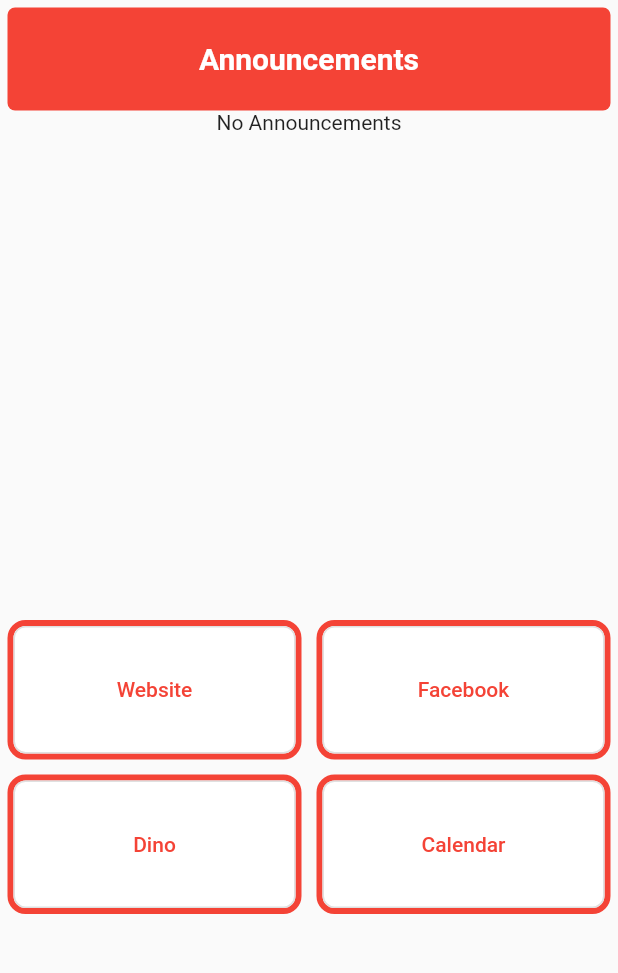
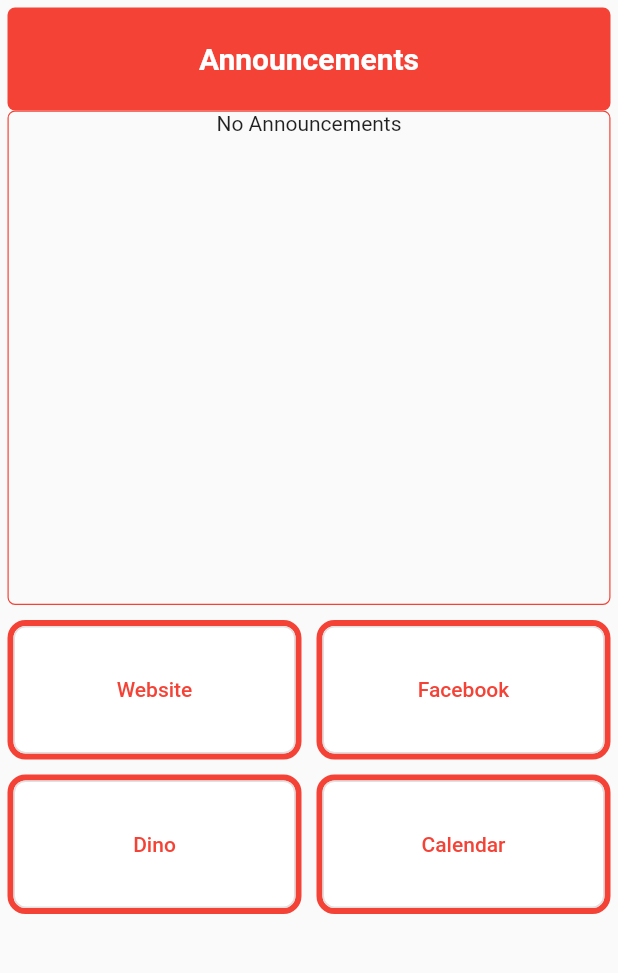
Before and after one commit to AustinHWalsh/Goldstein-App, a Flutter app: the screen it shows after launch, on a phone screen of 412 x 824 dp, the part 84-1057 px from its top. Run offline on Flutter 3.47's test engine with Material 2 defaults, Android fonts, the phone set to English and light mode, and no system bars; our stand-ins replace firebase_core, rflutter_alert, table_calendar; missing offline and left inert: firebase_helpers; accounts and stored records are empty.

```diff
--- a/goldstein_app/lib/pages/main.dart
+++ b/goldstein_app/lib/pages/main.dart
@@ -102,6 +102,11 @@ class _HomePageState extends State<HomePage> with TickerProviderStateMixin {
           Padding(
             padding: EdgeInsets.only(bottom: 5, left: 5, right: 5),
             child: Container(
+              decoration: BoxDecoration(
+                border: Border.all(width: 0.8, color: Colors.red),
+                borderRadius: BorderRadius.vertical(
+                    top: Radius.circular(5), bottom: Radius.circular(5)),
+              ),
               height: (MediaQuery.of(context).size.height / (2.5)),
               child: createAnnouncements(),
             ),
@@ -196,8 +201,14 @@ class _HomePageState extends State<HomePage> with TickerProviderStateMixin {
   // Create a list of listtiles containing the contents of each announcement
   Widget _createAnnouncementList() {
     if (_announcements != null && _announcements.isNotEmpty) {
-      //_announcements.sort();
-      return ListView(
+      _announcements.sort((a, b) {
+        return b.announcementDate
+            .toString()
+            .compareTo(a.announcementDate.toString());
+      });
+      return MediaQuery.removePadding(
+        context: context,
+        child: ListView(
           shrinkWrap: true,
           children: _announcements
               .map((announcement) => Container(
@@ -208,6 +219,7 @@ class _HomePageState extends State<HomePage> with TickerProviderStateMixin {
                     margin: const EdgeInsets.symmetric(
                         horizontal: 4.0, vertical: 2.0),
                     child: ListTile(
+                      dense: true,
                       title: Text(announcement.details.toString()),
                       subtitle: Text(((announcement.author.toString()) +
                           " - " +
@@ -241,6 +253,8 @@ class _HomePageState extends State<HomePage> with TickerProviderStateMixin {
                     ),
                   ))
               .toList(),
+        ),
+        removeTop: true,
       );
     }
     return ListView(
```
Lines whose indentation alone changed are shown as unchanged.
